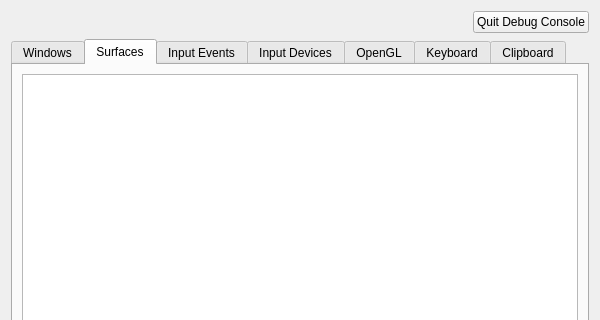
Above: src/debug_console.ui from lfdevs/kwin before the change; both pictures show x 0 to 600 and y 0 to 320 of the 600 by 600 pixel window. Below: the same form after it.
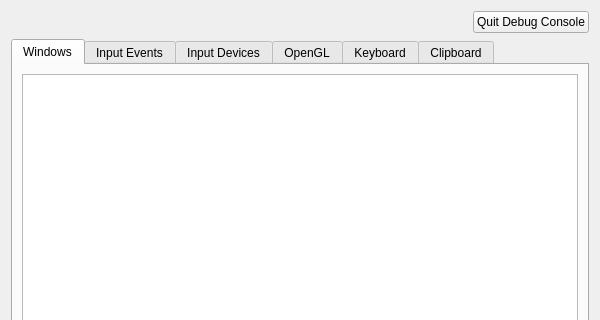
That is the form after the change. The open tabs and pages were chosen to show the change.

```diff
--- a/src/debug_console.ui
+++ b/src/debug_console.ui
@@ -54,16 +54,6 @@
        </item>
       </layout>
      </widget>
-     <widget class="QWidget" name="surfaces">
-      <attribute name="title">
-       <string>Surfaces</string>
-      </attribute>
-      <layout class="QVBoxLayout" name="verticalLayout_3">
-       <item>
-        <widget class="QTreeView" name="surfacesView"/>
-       </item>
-      </layout>
-     </widget>
      <widget class="QWidget" name="input">
       <attribute name="title">
        <string>Input Events</string>
```
